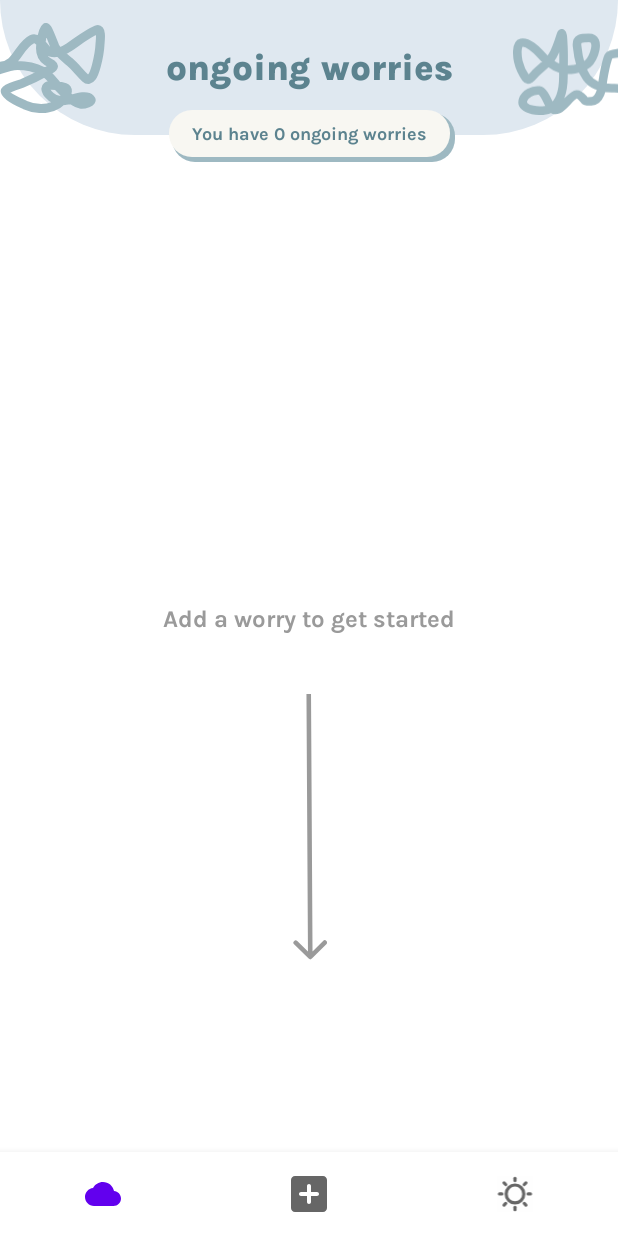
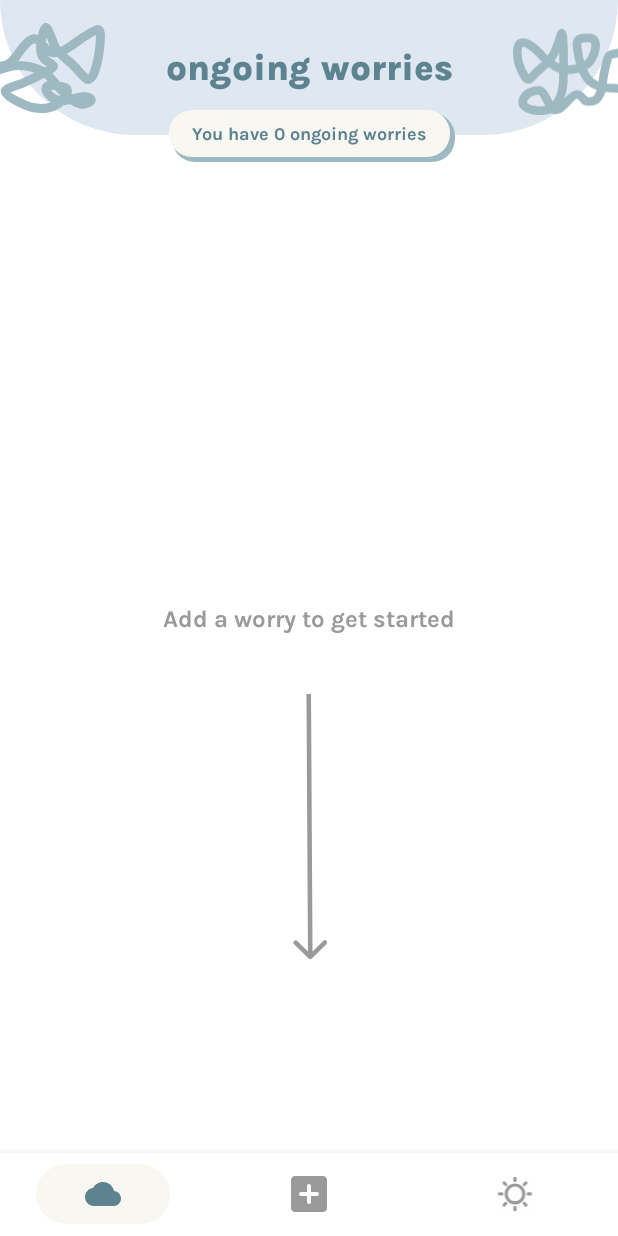
Before and after one commit to TatianaPolouchina/Scribble, an Android app built with Jetpack Compose: the screen it shows after launch (MainActivity), on a phone screen of 412 x 824 dp. Run offline under Robolectric (Android 15) with nearby library versions, the phone set to English and light mode, and no system bars.

Commit message:
Updated navigation menu appearance

```diff
--- a/app/build.gradle.kts
+++ b/app/build.gradle.kts
@@ -61,6 +61,7 @@ dependencies {
     implementation(libs.material3)
     implementation(libs.navigation.fragment.ktx)
     implementation(libs.navigation.ui.ktx)
+
     testImplementation(libs.junit)
     androidTestImplementation(libs.ext.junit)
     androidTestImplementation(libs.espresso.core)
--- /dev/null
+++ b/app/src/main/res/color/bottom_nav_menu_item.xml
@@ -0,0 +1,5 @@
+<?xml version="1.0" encoding="utf-8"?>
+<selector xmlns:android="http://schemas.android.com/apk/res/android">
+    <item android:color="@color/darkBlueMain" android:state_checked="true" />
+    <item android:color="@color/lightGrey" android:state_checked="false" />
+</selector>
--- /dev/null
+++ b/app/src/main/res/drawable/nav_menu_background.xml
@@ -0,0 +1,12 @@
+<layer-list xmlns:android="http://schemas.android.com/apk/res/android">
+    <item android:left="0dp" android:right="0dp" android:top="0dp">
+        <shape android:shape="rectangle">
+            <solid android:color="@color/beige" />
+        </shape>
+    </item>
+    <item android:top="1dp">
+        <shape android:shape="rectangle">
+            <solid android:color="@android:color/white" />
+        </shape>
+    </item>
+</layer-list>
--- /dev/null
+++ b/app/src/main/res/drawable/selected_menu_item_background.xml
@@ -0,0 +1,9 @@
+<?xml version="1.0" encoding="utf-8"?>
+<layer-list xmlns:android="http://schemas.android.com/apk/res/android">
+    <item android:left="24dp" android:top="8dp" android:right="24dp" android:bottom="8dp">
+        <shape android:shape="rectangle">
+            <solid android:color="@color/beige" />
+            <corners android:radius="80dp" />
+        </shape>
+    </item>
+</layer-list>
--- /dev/null
+++ b/app/src/main/res/drawable/temp_background.xml
@@ -0,0 +1,5 @@
+<?xml version="1.0" encoding="utf-8"?>
+<selector xmlns:android="http://schemas.android.com/apk/res/android">
+    <item android:drawable="@drawable/selected_menu_item_background" android:state_selected="true"/>
+    <item android:drawable="@android:color/transparent" android:state_selected="false"/>
+</selector>
--- a/app/src/main/res/layout/activity_main.xml
+++ b/app/src/main/res/layout/activity_main.xml
@@ -21,12 +21,15 @@
         android:id="@+id/bottom_navigation"
         android:layout_width="match_parent"
         android:layout_height="wrap_content"
-        android:layout_alignParentBottom="true"
-        android:background="?android:attr/windowBackground"
         app:labelVisibilityMode="unlabeled"
         app:layout_constraintBottom_toBottomOf="parent"
         app:menu="@menu/bottom_nav_menu"
-        app:theme="@style/AppTheme.BottomNavigationView" />
+        style="@style/BottomNavigationView"
+        android:elevation="10dp"
+        app:compatShadowEnabled="true"
+        android:background="@drawable/nav_menu_background"
+    />
+
 
     <androidx.fragment.app.FragmentContainerView
         android:id="@+id/nav_host_fragment"
--- a/app/src/main/res/values/colors.xml
+++ b/app/src/main/res/values/colors.xml
@@ -15,5 +15,4 @@
     <color name="lightBlueMain">#7397A2</color>
     <color name="darkBlueMain">#5C838F</color>
     <color name="white">#FFFFFFFF</color>
-
 </resources>
--- a/app/src/main/res/values/styles.xml
+++ b/app/src/main/res/values/styles.xml
@@ -1,8 +1,5 @@
 <?xml version="1.0" encoding="utf-8"?>
 <resources>
-    <style name="AppTheme.BottomNavigationView" parent="Theme.MaterialComponents.Light.NoActionBar">
-        <item name="android:background">@color/white</item>
-    </style>
     <style name="OutlineButton" parent="Widget.AppCompat.Button">
         <item name="android:background">@drawable/rectangle_rounded_outline</item>
         <item name="android:textColor">@color/grey</item>
@@ -31,5 +28,15 @@
         <item name="android:textColor">@color/lightGrey</item>
         <item name="fontFamily">@font/karla_bold</item>
     </style>
+    <style name="BottomNavigationView" parent="Widget.MaterialComponents.BottomNavigationView">
+        <item name="android:background">@color/white</item>
+        <item name="itemIconTint">@color/bottom_nav_menu_item</item>
+        <item name="android:layout_alignParentBottom">true</item>
+        <item name="itemBackground">@drawable/temp_background</item>
+    </style>
+    <style name="AppTheme.BottomNavigationView" parent="Theme.MaterialComponents.Light.NoActionBar">
+        <item name="android:background">@color/white</item>
+    </style>
+
 
 </resources>
```
